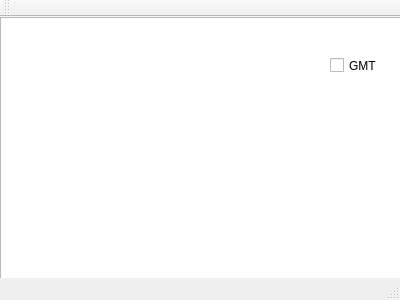
This is mainwindow.ui in AlexeyKor/BatmanClock as Qt 5 draws it before an edit. The edited form follows.
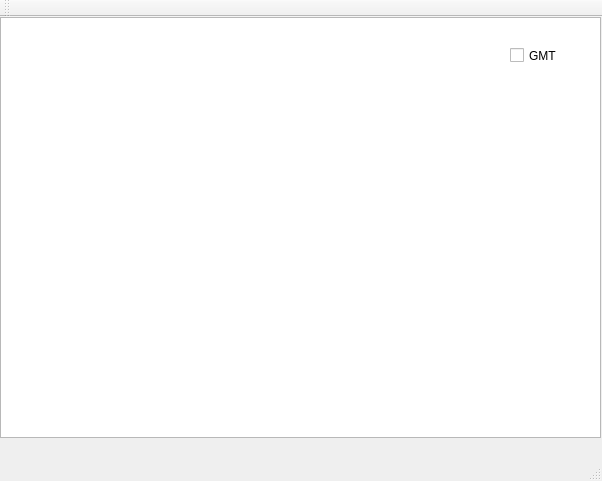
This is the edited form.

The edit to the form file:
```diff
--- a/mainwindow.ui
+++ b/mainwindow.ui
@@ -6,8 +6,8 @@
    <rect>
     <x>0</x>
     <y>0</y>
-    <width>400</width>
-    <height>300</height>
+    <width>602</width>
+    <height>481</height>
    </rect>
   </property>
   <property name="windowTitle">
@@ -19,16 +19,16 @@
      <rect>
       <x>0</x>
       <y>0</y>
-      <width>401</width>
-      <height>271</height>
+      <width>601</width>
+      <height>421</height>
      </rect>
     </property>
    </widget>
    <widget class="QCheckBox" name="GMTCheckBox">
     <property name="geometry">
      <rect>
-      <x>330</x>
-      <y>40</y>
+      <x>510</x>
+      <y>30</y>
       <width>70</width>
       <height>17</height>
      </rect>
```
Left out of the diff: 2 changed lines with no effect on the pictures.
